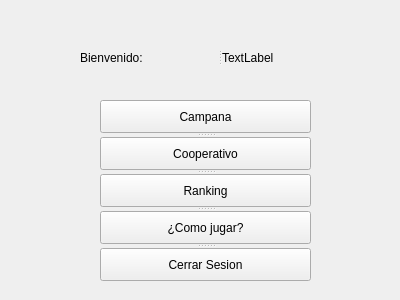
This is PROYECTO_FINAL/BioHazard/ventanaprincipalusuario.ui in sebas156/ProyectosSalvarMateria as Qt 5 draws it before an edit. The edited form follows.
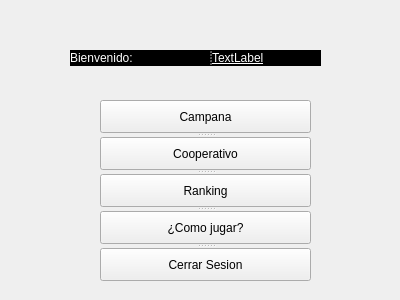
This is the edited form. Icons and pictures are not drawn.

```diff
--- a/PROYECTO_FINAL/BioHazard/ventanaprincipalusuario.ui
+++ b/PROYECTO_FINAL/BioHazard/ventanaprincipalusuario.ui
@@ -16,21 +16,33 @@
   <widget class="QSplitter" name="splitter">
    <property name="geometry">
     <rect>
-     <x>80</x>
+     <x>70</x>
      <y>50</y>
      <width>251</width>
      <height>16</height>
     </rect>
    </property>
+   <property name="styleSheet">
+    <string notr="true">background-color: rgb(0, 0, 0);</string>
+   </property>
    <property name="orientation">
     <enum>Qt::Horizontal</enum>
    </property>
    <widget class="QLabel" name="label">
+    <property name="styleSheet">
+     <string notr="true">color: rgb(255, 255, 255);
+font: 10pt &quot;MS Shell Dlg 2&quot;;</string>
+    </property>
     <property name="text">
      <string>Bienvenido: </string>
     </property>
    </widget>
    <widget class="QLabel" name="NombreUsuario">
+    <property name="styleSheet">
+     <string notr="true">color: rgb(255, 255, 255);
+font: 11pt &quot;Fixedsys&quot;;
+text-decoration: underline;</string>
+    </property>
     <property name="text">
      <string>TextLabel</string>
     </property>
@@ -74,6 +86,25 @@
     </property>
    </widget>
   </widget>
+  <widget class="QLabel" name="label_2">
+   <property name="geometry">
+    <rect>
+     <x>-4</x>
+     <y>-7</y>
+     <width>411</width>
+     <height>311</height>
+    </rect>
+   </property>
+   <property name="styleSheet">
+    <string notr="true">background-image: url(:/BGI/b_tex.png);</string>
+   </property>
+   <property name="text">
+    <string/>
+   </property>
+  </widget>
+  <zorder>label_2</zorder>
+  <zorder>splitter</zorder>
+  <zorder>splitter_2</zorder>
  </widget>
  <resources/>
  <connections/>
```
Left out of the diff: 3 changed lines with no effect on the pictures.
